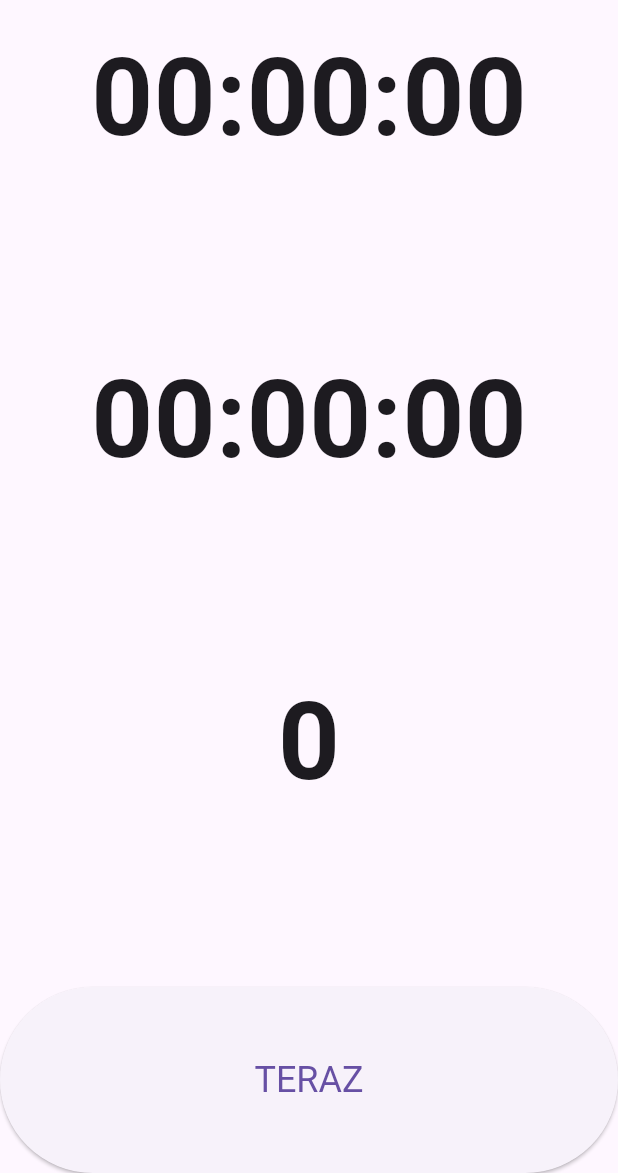
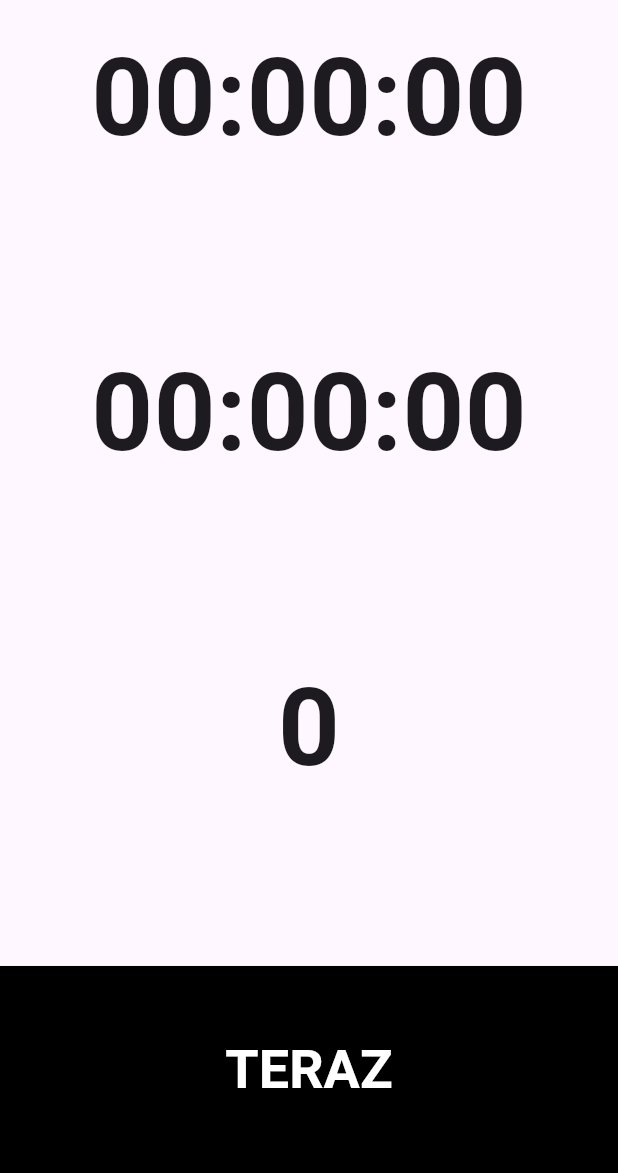
Before and after one commit to laazi/vibeep, a Flutter app: the screen it shows after launch, on a phone screen of 412 x 824 dp, the part 63-1236 px from its top. Run offline on Flutter 3.47's test engine with Material 3 defaults, Android fonts, the phone set to English and light mode, and no system bars; our stand-ins replace audioplayers.

Commit message:
Style: Update button style

```diff
--- a/lib/main.dart
+++ b/lib/main.dart
@@ -116,8 +116,13 @@ class _StopwatchScreenState extends State<StopwatchScreen> {
             child: ElevatedButton(
               onPressed: _handleButtonPress,
               style: ElevatedButton.styleFrom(
+                backgroundColor: Colors.black,
+                foregroundColor: Colors.white,
                 padding: const EdgeInsets.symmetric(vertical: 48),
-                textStyle: const TextStyle(fontSize: 24),
+                textStyle: const TextStyle(fontSize: 36, fontWeight: FontWeight.bold),
+                shape: const RoundedRectangleBorder(
+                  borderRadius: BorderRadius.zero,
+                ),
               ),
               child: const Text('TERAZ'),
             ),
```
